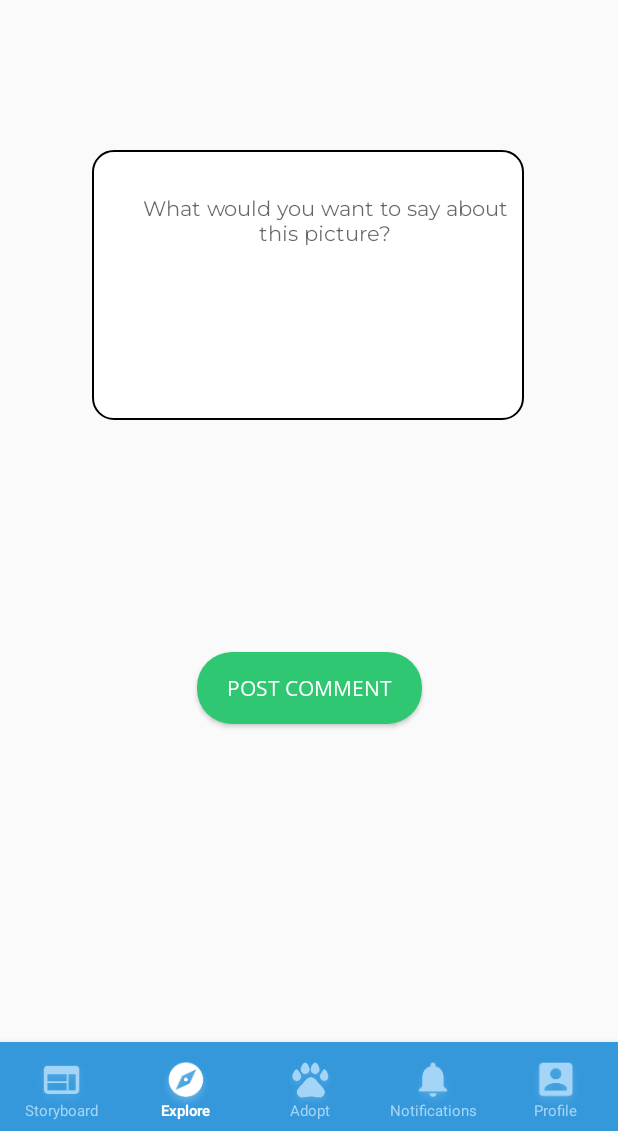
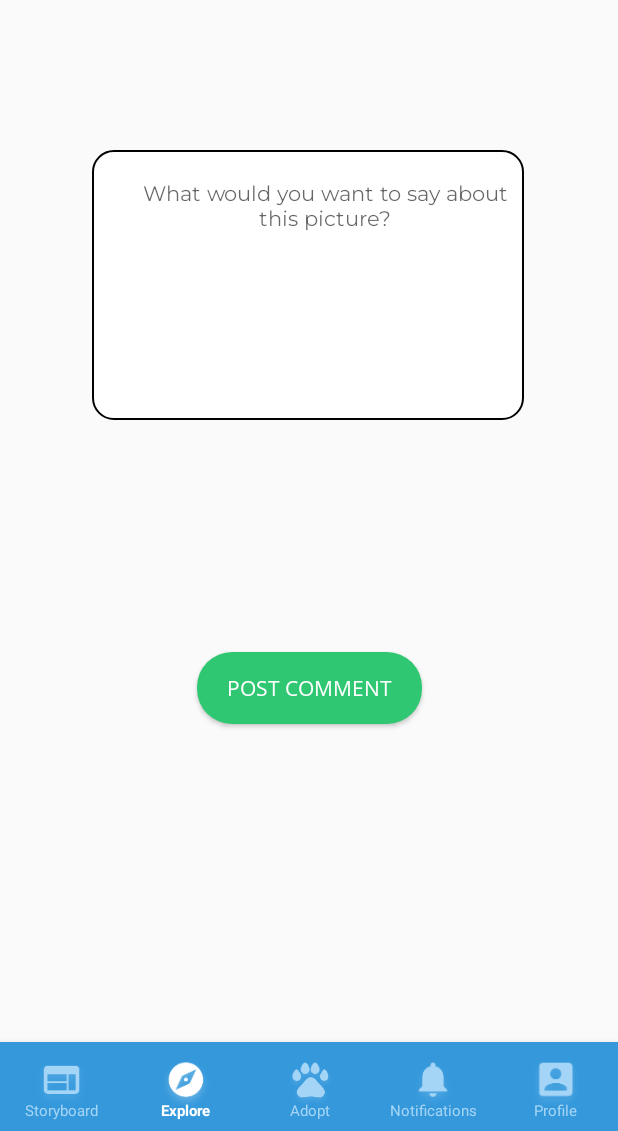
Before and after one commit to eshankd/GetPet, an Android app: the Comments screen opened directly, with no data from a screen before it, on a phone screen of 412 x 824 dp, the part 105-1236 px from its top. Run offline under Robolectric (Android 15) with nearby library versions, the phone set to English and light mode, and no system bars; Roboto replaces fonts that are not available here.

Commit message:
Minor UI Changes

```diff
--- a/app/src/main/res/layout/activity_comments.xml
+++ b/app/src/main/res/layout/activity_comments.xml
@@ -65,7 +65,7 @@
         android:background="@drawable/textareaborder"
         android:fontFamily="@font/montserrat"
         android:hint="What would you want to say about this picture?"
-        android:paddingTop="30dp"
+        android:paddingTop="20dp"
         android:textAlignment="center"
         app:layout_constraintEnd_toEndOf="parent"
         app:layout_constraintHorizontal_bias="0.495"
```
Also changed, not shown: app/src/main/res/drawable/storyborad.png (deleted).
